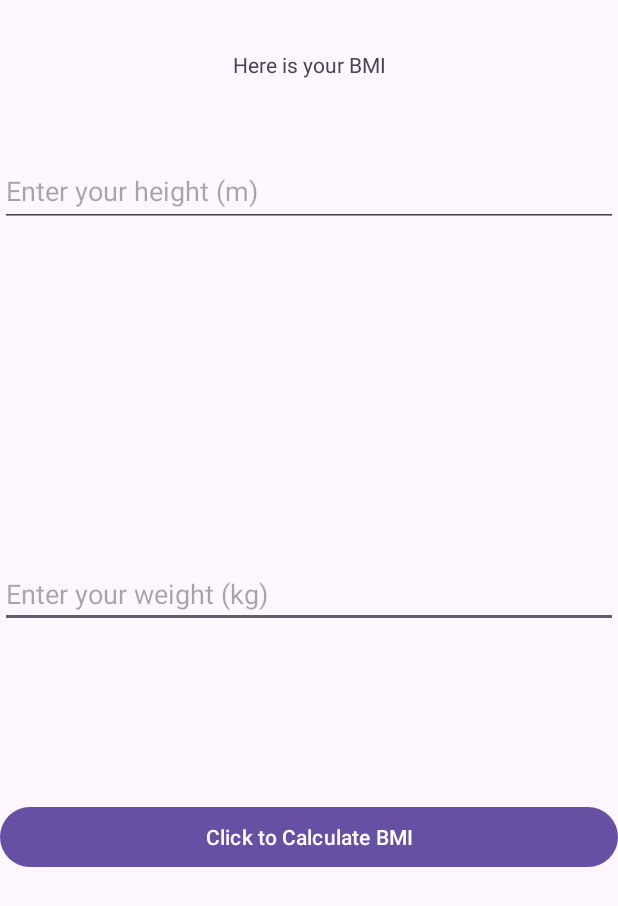
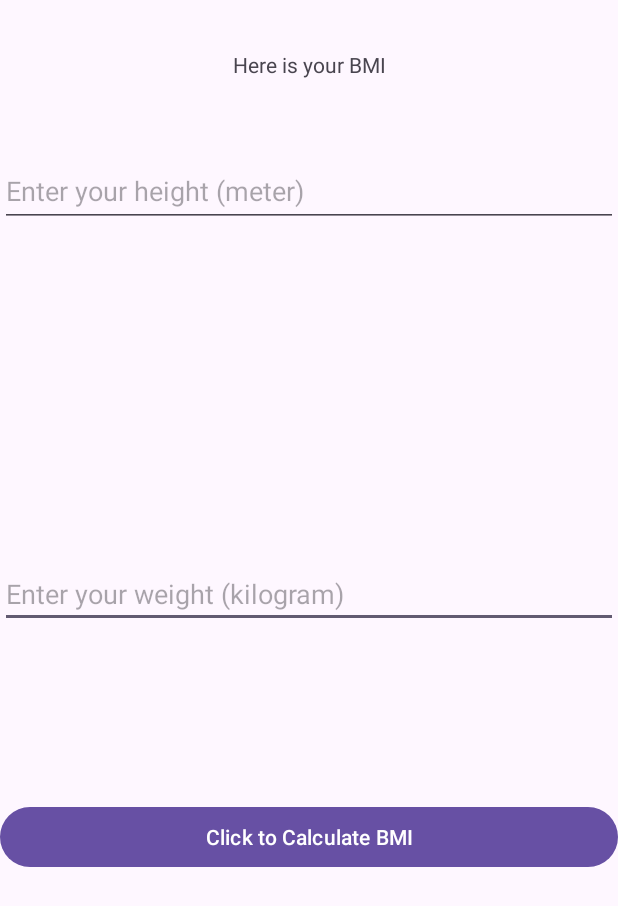
Before and after one commit to MarcoAsia/Marco-Gabriel-Asia-block7-acitivity1, an Android app: the screen it shows after launch (MainActivity), on a phone screen of 412 x 824 dp. Shown: the top 906 px of the screen. Run offline under Robolectric (Android 15) with nearby library versions, the phone set to English and light mode, and no system bars.

Commit message:
Commit and push 3

```diff
--- a/app/src/main/res/layout/activity_main.xml
+++ b/app/src/main/res/layout/activity_main.xml
@@ -11,7 +11,7 @@
         android:layout_width="0dp"
         android:layout_height="wrap_content"
         android:layout_marginTop="373dp"
-        android:hint="Enter your weight (kg)"
+        android:hint="Enter your weight (kilogram)"
         android:inputType="numberDecimal"
         app:layout_constraintEnd_toEndOf="parent"
         app:layout_constraintStart_toStartOf="parent"
@@ -23,7 +23,7 @@
         android:layout_width="0dp"
         android:layout_height="wrap_content"
         android:layout_marginTop="103dp"
-        android:hint="Enter your height (m)"
+        android:hint="Enter your height (meter)"
         android:inputType="numberDecimal"
         android:minHeight="48dp"
         app:layout_constraintEnd_toEndOf="parent"
```
